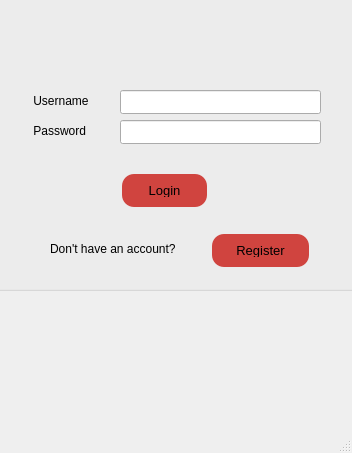
Above: kOrganizify/src/mainwindow.ui from jelisavetagavrilovic/kOrganizify before the change. Below: the same form after it.
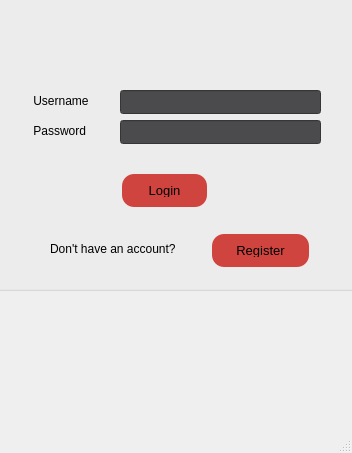
That is the form after the change. Icons and pictures are not drawn.

The edit to the form file:
```diff
--- a/kOrganizify/src/mainwindow.ui
+++ b/kOrganizify/src/mainwindow.ui
@@ -76,6 +76,11 @@
        <height>24</height>
       </rect>
      </property>
+     <property name="styleSheet">
+      <string notr="true">QLineEdit{
+	background-color: #4B4B4D;
+}</string>
+     </property>
     </widget>
     <widget class="QLineEdit" name="lePassword">
      <property name="geometry">
@@ -86,6 +91,11 @@
        <height>24</height>
       </rect>
      </property>
+     <property name="styleSheet">
+      <string notr="true">QLineEdit{
+	background-color: #4B4B4D;
+}</string>
+     </property>
     </widget>
     <widget class="QPushButton" name="btnLogin">
      <property name="geometry">
@@ -183,7 +193,7 @@
     <widget class="QLabel" name="lblUserChecked">
      <property name="geometry">
       <rect>
-       <x>220</x>
+       <x>230</x>
        <y>20</y>
        <width>51</width>
        <height>51</height>
@@ -202,7 +212,7 @@
     <widget class="QLabel" name="lblUserPlus">
      <property name="geometry">
       <rect>
-       <x>220</x>
+       <x>230</x>
        <y>20</y>
        <width>51</width>
        <height>51</height>
```
